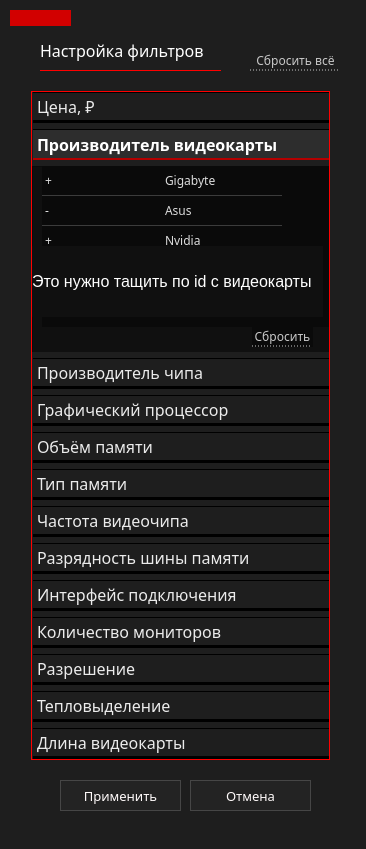
This is ui/filter/widgetVideoFilter.ui in marginalprog/git_pcconf as Qt 5 draws it before an edit. The edited form follows.
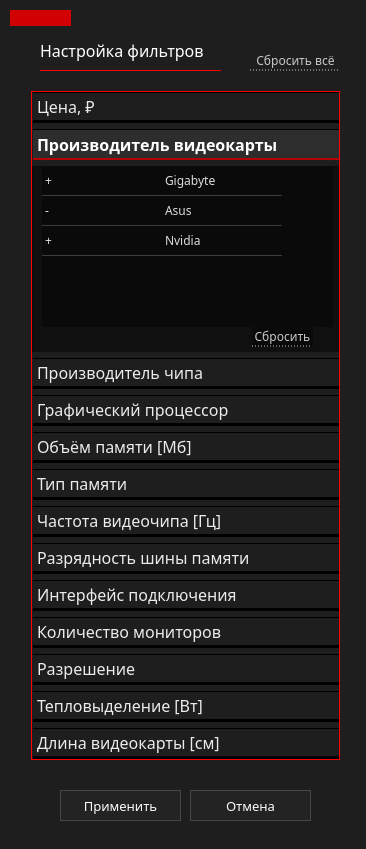
This is the edited form. The open tabs and pages were chosen to show the change. Icons and pictures are not drawn.

What changed in the file:
```diff
--- a/ui/filter/widgetVideoFilter.ui
+++ b/ui/filter/widgetVideoFilter.ui
@@ -33,7 +33,7 @@
    <property name="geometry">
     <rect>
      <x>190</x>
-     <y>780</y>
+     <y>790</y>
      <width>121</width>
      <height>31</height>
     </rect>
@@ -70,7 +70,7 @@
     <rect>
      <x>30</x>
      <y>90</y>
-     <width>301</width>
+     <width>311</width>
      <height>671</height>
     </rect>
    </property>
@@ -548,7 +548,7 @@
      <rect>
       <x>0</x>
       <y>0</y>
-      <width>297</width>
+      <width>307</width>
       <height>186</height>
      </rect>
     </property>
@@ -886,24 +886,6 @@
        <string>Сбросить</string>
       </property>
      </widget>
-     <widget class="QLabel" name="label">
-      <property name="geometry">
-       <rect>
-        <x>0</x>
-        <y>80</y>
-        <width>291</width>
-        <height>71</height>
-       </rect>
-      </property>
-      <property name="font">
-       <font>
-        <pointsize>12</pointsize>
-       </font>
-      </property>
-      <property name="text">
-       <string>Это нужно тащить по id с видеокарты</string>
-      </property>
-     </widget>
     </widget>
    </widget>
    <widget class="QWidget" name="chipCreator">
@@ -1608,7 +1590,7 @@
       <normaloff>../../images/down-arrow.png</normaloff>../../images/down-arrow.png</iconset>
     </attribute>
     <attribute name="label">
-     <string>Объём памяти</string>
+     <string>Объём памяти [Мб]</string>
     </attribute>
     <widget class="QFrame" name="frameVolume">
      <property name="geometry">
@@ -2297,7 +2279,7 @@
       <normaloff>../../images/down-arrow.png</normaloff>../../images/down-arrow.png</iconset>
     </attribute>
     <attribute name="label">
-     <string>Частота видеочипа</string>
+     <string>Частота видеочипа [Гц]</string>
     </attribute>
     <widget class="QFrame" name="frameFreq">
      <property name="geometry">
@@ -4010,7 +3992,7 @@
       <normaloff>../../images/down-arrow.png</normaloff>../../images/down-arrow.png</iconset>
     </attribute>
     <attribute name="label">
-     <string>Тепловыделение</string>
+     <string>Тепловыделение [Вт]</string>
     </attribute>
     <widget class="QFrame" name="frameTdp">
      <property name="geometry">
@@ -4386,7 +4368,7 @@
       <normaloff>../../images/down-arrow.png</normaloff>../../images/down-arrow.png</iconset>
     </attribute>
     <attribute name="label">
-     <string>Длина видеокарты</string>
+     <string>Длина видеокарты [см]</string>
     </attribute>
     <widget class="QFrame" name="framLen">
      <property name="geometry">
@@ -4806,7 +4788,7 @@
    <property name="geometry">
     <rect>
      <x>60</x>
-     <y>780</y>
+     <y>790</y>
      <width>121</width>
      <height>31</height>
     </rect>
```
Left out of the diff: 30 changed lines with no effect on the pictures.
